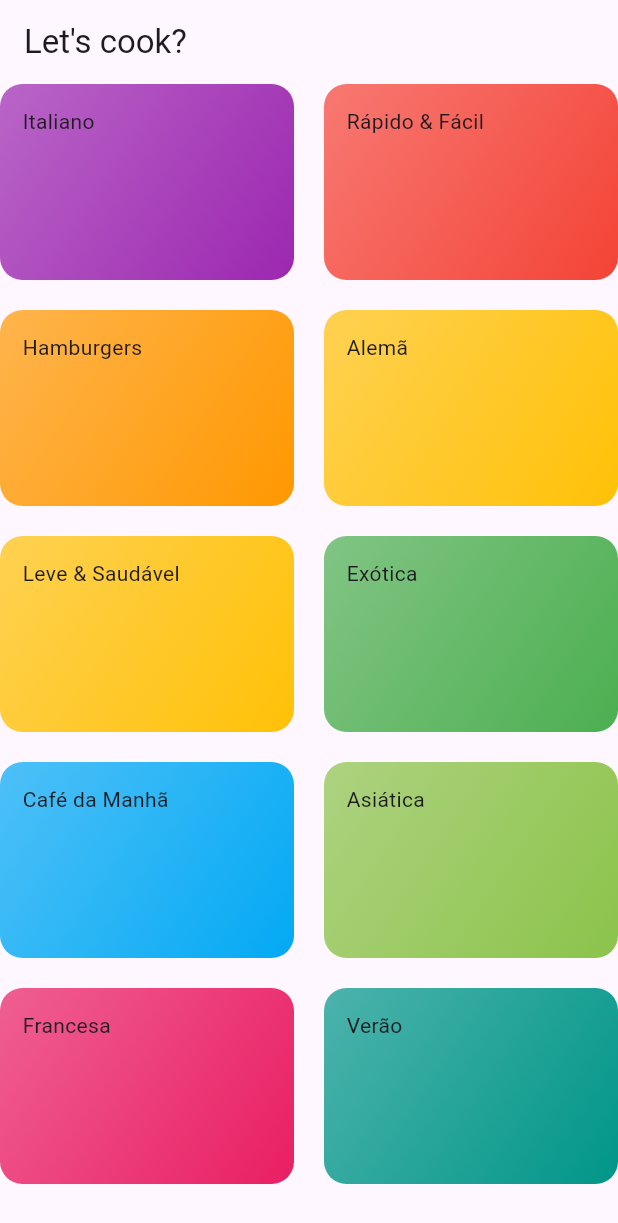
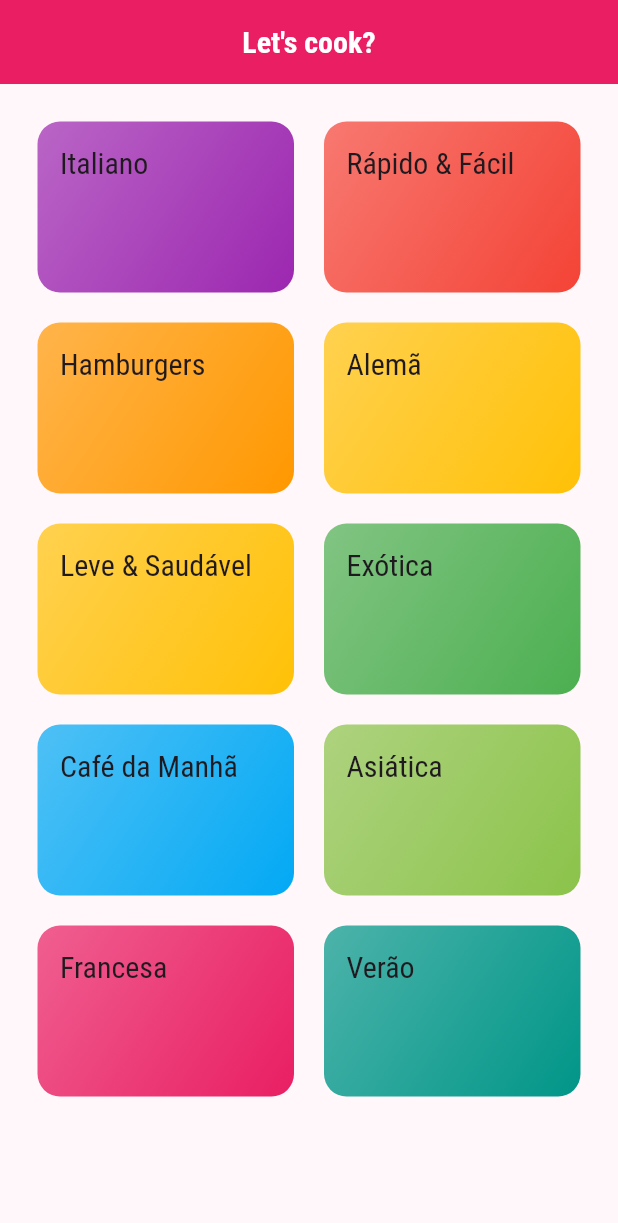
Before and after one commit to dilersik/cook_book_flutter, a Flutter app: the screen it shows after launch, on a phone screen of 412 x 824 dp. Shown: the top 1223 px of the screen. Run offline on Flutter 3.47's test engine with Material 3 defaults, Android fonts, the phone set to English and light mode, and no system bars.

Commit message:
182. Tema & Estilo

```diff
--- a/lib/main.dart
+++ b/lib/main.dart
@@ -4,7 +4,6 @@ import 'package:flutter/material.dart';
 void main() => runApp(MyApp());
 
 class MyApp extends StatelessWidget {
-
   const MyApp({super.key});
 
   @override
@@ -12,7 +11,22 @@ class MyApp extends StatelessWidget {
     return MaterialApp(
       title: 'DeliMeals',
       theme: ThemeData(
-        primarySwatch: Colors.blue,
+        primarySwatch: Colors.pink,
+        appBarTheme: AppBarTheme(
+          backgroundColor: Colors.pink,
+          foregroundColor: Colors.white,
+          titleTextStyle: TextStyle(fontFamily: 'RobotoCondensed', fontSize: 20, fontWeight: FontWeight.bold),
+        ),
+        colorScheme: ColorScheme.fromSeed(
+          seedColor: Colors.purple, // Use a solid color
+          primary: Colors.pink,
+          secondary: Colors.amber,
+        ),
+        fontFamily: "Raleway",
+        canvasColor: Color.fromRGBO(255, 254, 229, 1),
+        textTheme: ThemeData.light().textTheme.copyWith(
+          titleLarge: TextStyle(fontSize: 20, fontFamily: "RobotoCondensed"),
+        ),
       ),
       home: CategoriesScreen(),
     );
--- a/lib/screens/categories_screen.dart
+++ b/lib/screens/categories_screen.dart
@@ -9,9 +9,10 @@ class CategoriesScreen extends StatelessWidget {
   @override
   Widget build(BuildContext context) {
     return Scaffold(
-      appBar: AppBar(title: Text("Let's cook?")),
+      appBar: AppBar(title: Text("Let's cook?"), centerTitle: true),
       body: GridView(
-        gridDelegate: SliverGridDelegateWithMaxCrossAxisExtent(
+        padding: const EdgeInsets.all(25),
+        gridDelegate: const SliverGridDelegateWithMaxCrossAxisExtent(
           maxCrossAxisExtent: 200,
           childAspectRatio: 1.5,
           crossAxisSpacing: 20,
--- a/lib/widgets/category_item_widget.dart
+++ b/lib/widgets/category_item_widget.dart
@@ -18,7 +18,7 @@ class CategoryItem extends StatelessWidget {
           end: Alignment.bottomRight,
         ),
       ),
-      child: Text(category.title),
+      child: Text(category.title, style: Theme.of(context).textTheme.titleLarge),
     );
   }
 }
```
Also changed, not shown: pubspec.yaml (+19 -6 lines), assets/fonts/Raleway-Black.ttf (added), assets/fonts/Raleway-Bold.ttf (added), assets/fonts/Raleway-Regular.ttf (added), assets/fonts/RobotoCondensed-Bold.ttf (added), assets/fonts/RobotoCondensed-Italic.ttf (added), assets/fonts/RobotoCondensed-Light.ttf (added), assets/fonts/RobotoCondensed-Regular.ttf (added).
